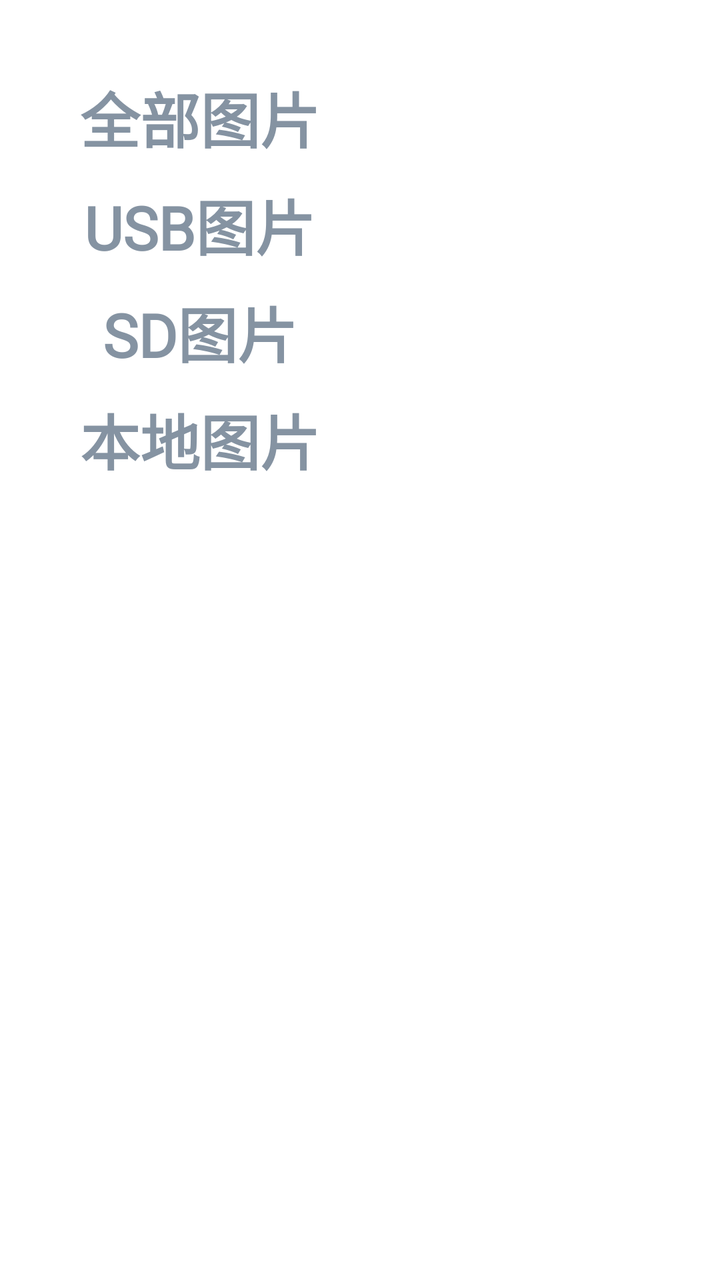
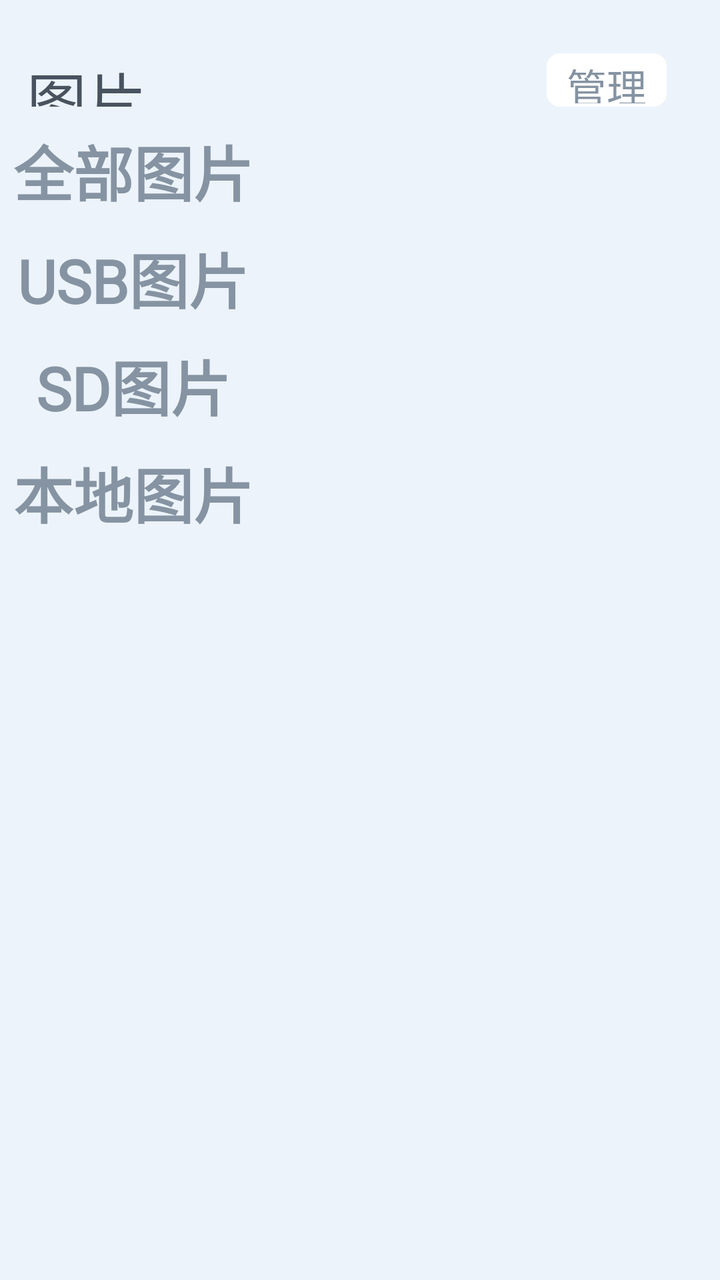

The first picture is an Android layout as it rendered before a commit; the second is the same layout after the commit. The layout source and the unified diff follow.
<!-- AndroidManifest.xml: application theme AppTheme -->
<!-- res/layout/activity_main.xml -->
<?xml version="1.0" encoding="utf-8"?>
<LinearLayout xmlns:android="http://schemas.android.com/apk/res/android"
    xmlns:app="http://schemas.android.com/apk/res-auto"
    android:layout_width="match_parent"
    android:layout_height="match_parent"
    android:orientation="horizontal"
    android:paddingTop="80px">

    <LinearLayout
        android:layout_width="200dp"
        android:layout_height="match_parent"
        android:gravity="center_horizontal"
        android:orientation="vertical">

        <TextView
            android:id="@+id/tv_all_picture"
            android:layout_width="wrap_content"
            android:layout_height="wrap_content"
            android:layout_marginTop="10dp"
            android:fontFamily="@font/alibabapuhuiti_3_65_medium"
            android:text="全部图片"
            android:textColor="@color/color_8593A2"
            android:textSize="30sp"
            android:textStyle="bold" />

        <TextView
            android:id="@+id/tv_usb_picture"
            android:layout_width="wrap_content"
            android:layout_height="wrap_content"
            android:layout_marginTop="10dp"
            android:fontFamily="@font/alibabapuhuiti_3_65_medium"
            android:text="USB图片"
            android:textColor="@color/color_8593A2"
            android:textSize="30sp"
            android:textStyle="bold" />

        <TextView
            android:id="@+id/tv_sd_picture"
            android:layout_width="wrap_content"
            android:layout_height="wrap_content"
            android:layout_marginTop="10dp"
            android:fontFamily="@font/alibabapuhuiti_3_65_medium"
            android:text="SD图片"
            android:textColor="@color/color_8593A2"
            android:textSize="30sp"
            android:textStyle="bold" />

        <TextView
            android:id="@+id/tv_local_picture"
            android:layout_width="wrap_content"
            android:layout_height="wrap_content"
            android:layout_marginTop="10dp"
            android:fontFamily="@font/alibabapuhuiti_3_65_medium"
            android:text="本地图片"
            android:textColor="@color/color_8593A2"
            android:textSize="30sp"
            android:textStyle="bold" />

    </LinearLayout>


    <androidx.recyclerview.widget.RecyclerView
        android:id="@+id/rv_folder_picture"
        android:layout_width="match_parent"
        android:layout_height="match_parent"
        android:fadeScrollbars="false"
        android:orientation="vertical"
        android:overScrollMode="never" />

    <com.sansan.picture.widget.ScrollableRecyclerView
        android:id="@+id/rv_picture"
        android:layout_width="match_parent"
        android:layout_height="match_parent"
        android:visibility="gone"/>


</LinearLayout>
<!-- resources referenced by this layout -->
<resources>
  <color name="color_8593A2">#8593A2</color>
  <style name="AppTheme" parent="Theme.AppCompat.Light.NoActionBar">
  
          <item name="colorPrimary">@color/color_transparent</item>
          <item name="colorPrimaryDark">@color/color_transparent</item>
          <item name="colorAccent">@color/color_transparent</item>
          <item name="android:windowBackground">@color/white</item>
  
          <item name="android:windowTranslucentNavigation">false</item>
          <item name="android:windowTranslucentStatus">false</item>
          <item name="android:windowIsTranslucent">false</item>
  
          <item name="android:windowAnimationStyle">@style/Animation</item>
  
      </style>
  <color name="color_transparent">#00000000</color>
  <color name="white">#FFFFFFFF</color>
  <style name="Animation">
          <item name="android:activityOpenEnterAnimation">@null</item>
          <item name="android:activityOpenExitAnimation">@null</item>
          <item name="android:activityCloseEnterAnimation">@null</item>
          <item name="android:activityCloseExitAnimation">@null</item>
          <item name="android:taskOpenEnterAnimation">@null</item>
          <item name="android:taskOpenExitAnimation">@null</item>
          <item name="android:taskCloseEnterAnimation">@null</item>
          <item name="android:taskCloseExitAnimation">@null</item>
          <item name="android:taskToFrontEnterAnimation">@null</item>
          <item name="android:taskToFrontExitAnimation">@null</item>
          <item name="android:taskToBackEnterAnimation">@null</item>
          <item name="android:taskToBackExitAnimation">@null</item>
      </style>
</resources>

<!-- the commit's change to res/layout/activity_main.xml (unified diff, before → after) -->
@@ -3,75 +3,114 @@
     xmlns:app="http://schemas.android.com/apk/res-auto"
     android:layout_width="match_parent"
     android:layout_height="match_parent"
-    android:orientation="horizontal"
-    android:paddingTop="80px">
+    android:orientation="vertical"
+    android:paddingTop="80px"
+    android:background="@color/color_ECF3FA">
+
+    <FrameLayout
+        android:layout_width="match_parent"
+        android:layout_height="80px" >
+
+        <TextView
+            android:layout_width="wrap_content"
+            android:layout_height="wrap_content"
+            android:layout_gravity="center_vertical"
+            android:layout_marginLeft="40px"
+            android:fontFamily="@font/alibabapuhuiti_3_65_medium"
+            android:textColor="@color/color_49535F"
+            android:textSize="30sp"
+            android:text="图片" />
+
+        <TextView
+            android:layout_width="wrap_content"
+            android:layout_height="wrap_content"
+            android:layout_gravity="center_vertical|end"
+            android:layout_marginRight="80px"
+            android:gravity="center"
+            android:paddingLeft="30px"
+            android:paddingRight="30px"
+            android:paddingTop="5px"
+            android:paddingBottom="5px"
+            android:fontFamily="@font/alibabapuhuiti_3_65_medium"
+            android:textColor="@color/color_8593A2"
+            android:textSize="20sp"
+            android:background="@drawable/shape_manager_bg"
+            android:text="管理" />
+
+    </FrameLayout>
 
     <LinearLayout
-        android:layout_width="200dp"
+        android:layout_width="match_parent"
         android:layout_height="match_parent"
-        android:gravity="center_horizontal"
-        android:orientation="vertical">
+        android:orientation="horizontal" >
 
-        <TextView
-            android:id="@+id/tv_all_picture"
-            android:layout_width="wrap_content"
-            android:layout_height="wrap_content"
-            android:layout_marginTop="10dp"
-            android:fontFamily="@font/alibabapuhuiti_3_65_medium"
-            android:text="全部图片"
-            android:textColor="@color/color_8593A2"
-            android:textSize="30sp"
-            android:textStyle="bold" />
+        <LinearLayout
+            android:layout_width="400px"
+            android:layout_height="match_parent"
+            android:gravity="center_horizontal"
+            android:orientation="vertical">
 
-        <TextView
-            android:id="@+id/tv_usb_picture"
-            android:layout_width="wrap_content"
-            android:layout_height="wrap_content"
-            android:layout_marginTop="10dp"
-            android:fontFamily="@font/alibabapuhuiti_3_65_medium"
-            android:text="USB图片"
-            android:textColor="@color/color_8593A2"
-            android:textSize="30sp"
-            android:textStyle="bold" />
+            <TextView
+                android:id="@+id/tv_all_picture"
+                android:layout_width="wrap_content"
+                android:layout_height="wrap_content"
+                android:layout_marginTop="10dp"
+                android:fontFamily="@font/alibabapuhuiti_3_65_medium"
+                android:text="全部图片"
+                android:textColor="@color/color_8593A2"
+                android:textSize="30sp"
+                android:textStyle="bold" />
 
-        <TextView
-            android:id="@+id/tv_sd_picture"
-            android:layout_width="wrap_content"
-            android:layout_height="wrap_content"
-            android:layout_marginTop="10dp"
-            android:fontFamily="@font/alibabapuhuiti_3_65_medium"
-            android:text="SD图片"
-            android:textColor="@color/color_8593A2"
-            android:textSize="30sp"
-            android:textStyle="bold" />
+            <TextView
+                android:id="@+id/tv_usb_picture"
+                android:layout_width="wrap_content"
+                android:layout_height="wrap_content"
+                android:layout_marginTop="10dp"
+                android:fontFamily="@font/alibabapuhuiti_3_65_medium"
+                android:text="USB图片"
+                android:textColor="@color/color_8593A2"
+                android:textSize="30sp"
+                android:textStyle="bold" />
 
-        <TextView
-            android:id="@+id/tv_local_picture"
-            android:layout_width="wrap_content"
-            android:layout_height="wrap_content"
-            android:layout_marginTop="10dp"
-            android:fontFamily="@font/alibabapuhuiti_3_65_medium"
-            android:text="本地图片"
-            android:textColor="@color/color_8593A2"
-            android:textSize="30sp"
-            android:textStyle="bold" />
+            <TextView
+                android:id="@+id/tv_sd_picture"
+                android:layout_width="wrap_content"
+                android:layout_height="wrap_content"
+                android:layout_marginTop="10dp"
+                android:fontFamily="@font/alibabapuhuiti_3_65_medium"
+                android:text="SD图片"
+                android:textColor="@color/color_8593A2"
+                android:textSize="30sp"
+                android:textStyle="bold" />
+
+            <TextView
+                android:id="@+id/tv_local_picture"
+                android:layout_width="wrap_content"
+                android:layout_height="wrap_content"
+                android:layout_marginTop="10dp"
+                android:fontFamily="@font/alibabapuhuiti_3_65_medium"
+                android:text="本地图片"
+                android:textColor="@color/color_8593A2"
+                android:textSize="30sp"
+                android:textStyle="bold" />
+
+        </LinearLayout>
+
+
+        <androidx.recyclerview.widget.RecyclerView
+            android:id="@+id/rv_folder_picture"
+            android:layout_width="match_parent"
+            android:layout_height="match_parent"
+            android:fadeScrollbars="false"
+            android:orientation="vertical"
+            android:overScrollMode="never" />
+
+        <com.sansan.picture.widget.ScrollableRecyclerView
+            android:id="@+id/rv_picture"
+            android:layout_width="match_parent"
+            android:layout_height="match_parent"
+            android:visibility="gone"/>
 
     </LinearLayout>
 
-
-    <androidx.recyclerview.widget.RecyclerView
-        android:id="@+id/rv_folder_picture"
-        android:layout_width="match_parent"
-        android:layout_height="match_parent"
-        android:fadeScrollbars="false"
-        android:orientation="vertical"
-        android:overScrollMode="never" />
-
-    <com.sansan.picture.widget.ScrollableRecyclerView
-        android:id="@+id/rv_picture"
-        android:layout_width="match_parent"
-        android:layout_height="match_parent"
-        android:visibility="gone"/>
-
-
 </LinearLayout>
<!-- resource entries referenced after the edit -->
@@ -1,6 +1,17 @@
 <!-- resources referenced by this layout -->
 <resources>
+  <color name="color_49535F">#49535F</color>
   <color name="color_8593A2">#8593A2</color>
+  <color name="color_ECF3FA">#ECF3FA</color>
+  <!-- drawable shape_manager_bg (drawable) -->
+  <?xml version="1.0" encoding="utf-8"?>
+  <shape xmlns:android="http://schemas.android.com/apk/res/android"
+      android:shape="rectangle">
+  
+      <solid android:color="@color/white" />
+      <corners android:radius="20px" />
+  
+  </shape>
   <style name="AppTheme" parent="Theme.AppCompat.Light.NoActionBar">
   
           <item name="colorPrimary">@color/color_transparent</item>
